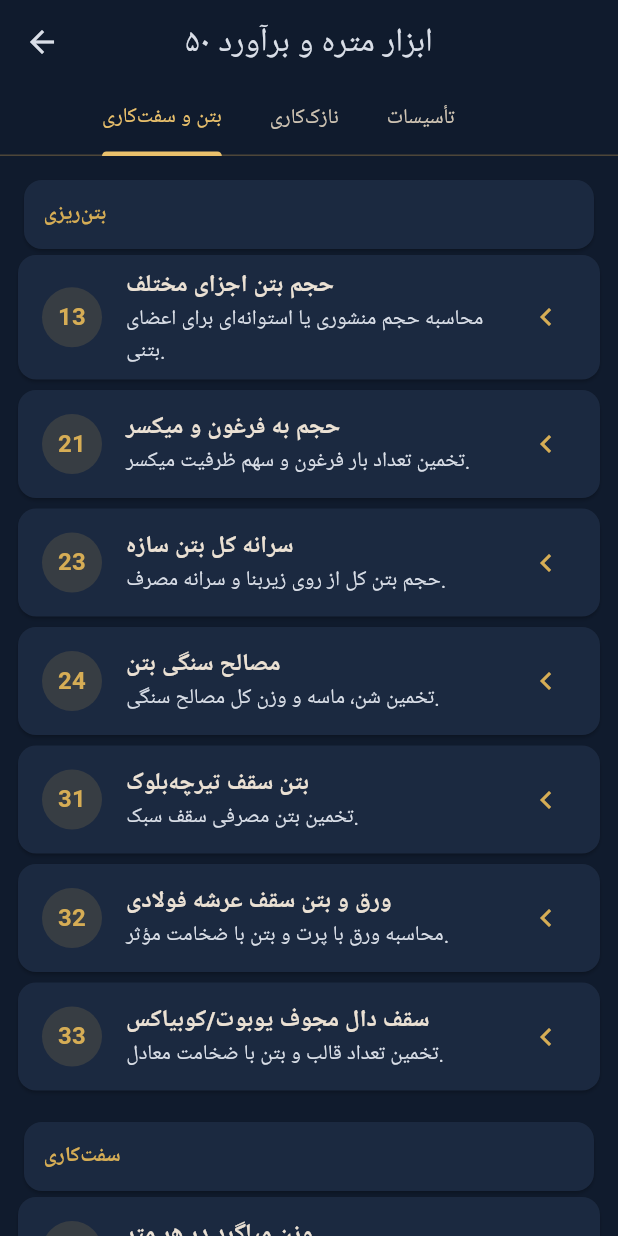
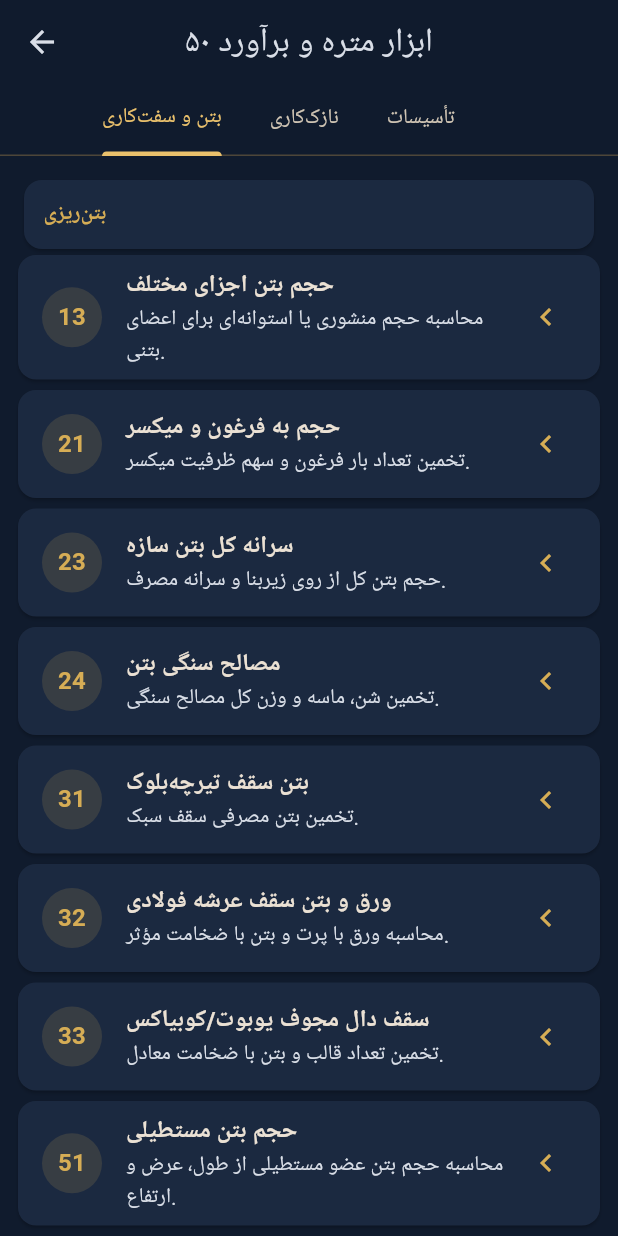
Before and after one commit to askalbasi-spec/MetreYar, a Flutter app: the QuickEstimatesPage screen opened directly, on a phone screen of 412 x 824 dp. Run offline on Flutter 3.47's test engine with Material 3 defaults, Android fonts, the phone set to English and light mode, and no system bars.

Commit message:
Include all 53 calculators in categorized tabs

```diff
--- a/lib/quick_estimates.dart
+++ b/lib/quick_estimates.dart
@@ -87,12 +87,15 @@ const _estimates = <_EstimateSpec>[
   _EstimateSpec(id:48,title:'ظرفیت گرمایشی و پره رادیاتور',description:'تخمین بار گرمایشی و تعداد پره.',formula:'توان=مساحت×وات بر مترمربع؛ پره=توان÷توان هر پره',inputs:[_InputSpec('area','مساحت مفید','مترمربع'),_InputSpec('rate','بار گرمایشی','وات بر مترمربع',initial:'155'),_InputSpec('fin','توان هر پره','وات',initial:'150')],resultUnit:'وات و تعداد پره'),
   _EstimateSpec(id:49,title:'لوله‌کشی آب و فاضلاب',description:'تخمین طول لوله آب سرد و گرم و لوله فاضلاب، باران و هواکش.',formula:'زیربنا × سرانه هر گروه لوله',inputs:[_InputSpec('area','زیربنای کل','مترمربع'),_InputSpec('waterRate','سرانه آب سرد و گرم','متر بر مترمربع',initial:'0.55'),_InputSpec('drainRate','سرانه فاضلاب و هواکش','متر بر مترمربع',initial:'0.65')],resultUnit:'متر لوله',warning:'این سرانه‌ها فقط برای تخمین اولیه‌اند؛ تعداد سرویس‌ها، رایزرها و نقشه تأسیسات ملاک متره است.'),
   _EstimateSpec(id:50,title:'سیم‌کشی و تجهیزات برق',description:'تخمین طول سیم و تعداد کلید و پریز و تابلو.',formula:'زیربنا × سرانه سیم',inputs:[_InputSpec('area','زیربنا','مترمربع'),_InputSpec('rate','سرانه سیم','متر بر مترمربع',initial:'5'),_InputSpec('points','تعداد کلید و پریز','عدد',initial:'30')],resultUnit:'متر سیم و عدد تجهیزات',warning:'طول واقعی به تعداد مدارها، رشته‌ها، مسیرها و نقشه برق وابسته است.'),
+  _EstimateSpec(id:51,title:'حجم بتن مستطیلی',description:'محاسبه حجم بتن عضو مستطیلی از طول، عرض و ارتفاع.',formula:'طول × عرض × ارتفاع',inputs:[_InputSpec('length','طول','متر'),_InputSpec('width','عرض','متر'),_InputSpec('height','ارتفاع','متر')],resultUnit:'مترمکعب بتن'),
+  _EstimateSpec(id:52,title:'وزن میلگرد',description:'محاسبه وزن تقریبی میلگرد از قطر و طول.',formula:'قطر² ÷ ۱۶۲ × طول',inputs:[_InputSpec('diameter','قطر میلگرد','میلی‌متر'),_InputSpec('length','طول کل','متر')],resultUnit:'کیلوگرم'),
+  _EstimateSpec(id:53,title:'مساحت مستطیل',description:'محاسبه مساحت سطح مستطیلی.',formula:'طول × عرض',inputs:[_InputSpec('length','طول','متر'),_InputSpec('width','عرض','متر')],resultUnit:'مترمربع'),
 ];
 
 String _categoryForEstimate(int id) {
-  if (<int>{13, 21, 23, 24, 31, 32, 33}.contains(id)) return 'بتن‌ریزی';
-  if (<int>{1, 2, 3, 4, 5, 6, 7, 8, 11, 12, 14, 15, 16, 17, 22, 25, 29, 30, 34, 35, 36, 37}.contains(id)) return 'سفت‌کاری';
-  if (<int>{9, 10, 18, 19, 20, 26, 27, 40, 41, 42, 43, 44, 45, 46, 47}.contains(id)) return 'نازک‌کاری';
+  if (<int>{13, 21, 23, 24, 31, 32, 33, 51}.contains(id)) return 'بتن‌ریزی';
+  if (<int>{1, 2, 3, 4, 5, 6, 7, 8, 11, 12, 14, 15, 16, 17, 22, 25, 29, 30, 34, 35, 36, 37, 52}.contains(id)) return 'سفت‌کاری';
+  if (<int>{9, 10, 18, 19, 20, 26, 27, 40, 41, 42, 43, 44, 45, 46, 47, 53}.contains(id)) return 'نازک‌کاری';
   if (<int>{28, 38, 39, 48, 49}.contains(id)) return 'تأسیسات مکانیکی';
   return 'تأسیسات برقی';
 }
@@ -250,6 +253,15 @@ class _EstimateDetailPageState extends State<_EstimateDetailPage> {
       final v = _value;
       String result;
       switch (widget.spec.id) {
+        case 51:
+          result = '${(v('length') * v('width') * v('height')).toStringAsFixed(3)} مترمکعب بتن';
+          break;
+        case 52:
+          result = '${(v('diameter') * v('diameter') / 162 * v('length')).toStringAsFixed(2)} کیلوگرم میلگرد';
+          break;
+        case 53:
+          result = '${(v('length') * v('width')).toStringAsFixed(2)} مترمربع';
+          break;
         case 1:
           result = '${(v('diameter') * v('diameter') / 162 * v('length')).toStringAsFixed(2)} کیلوگرم';
         case 2:
```
